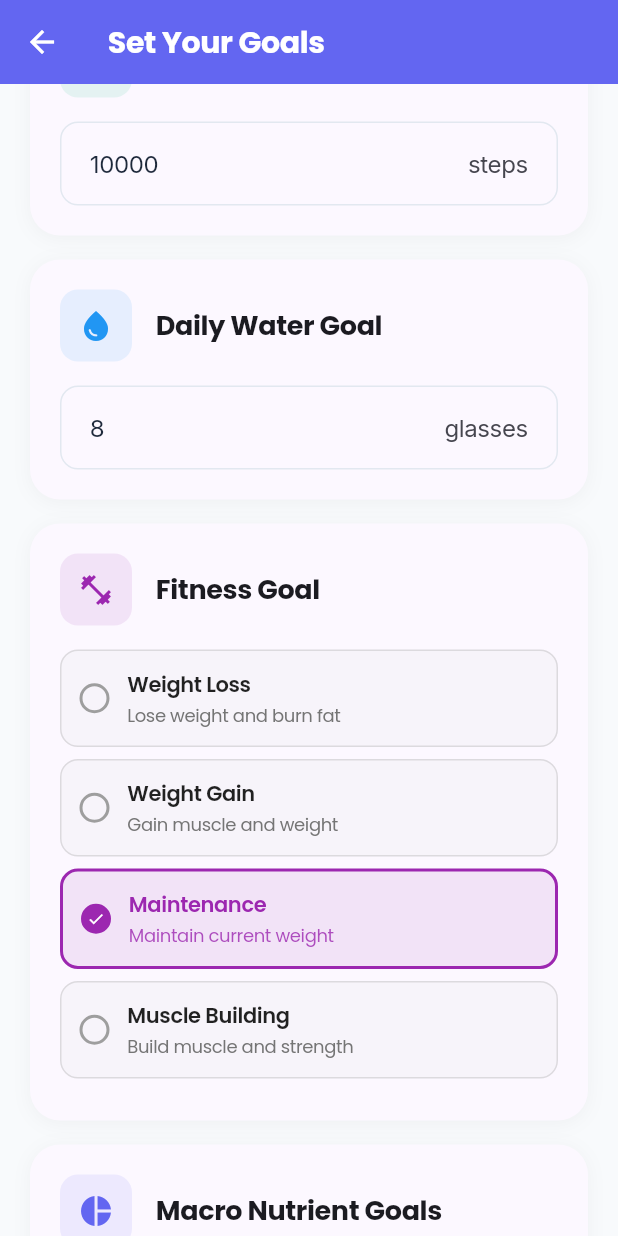
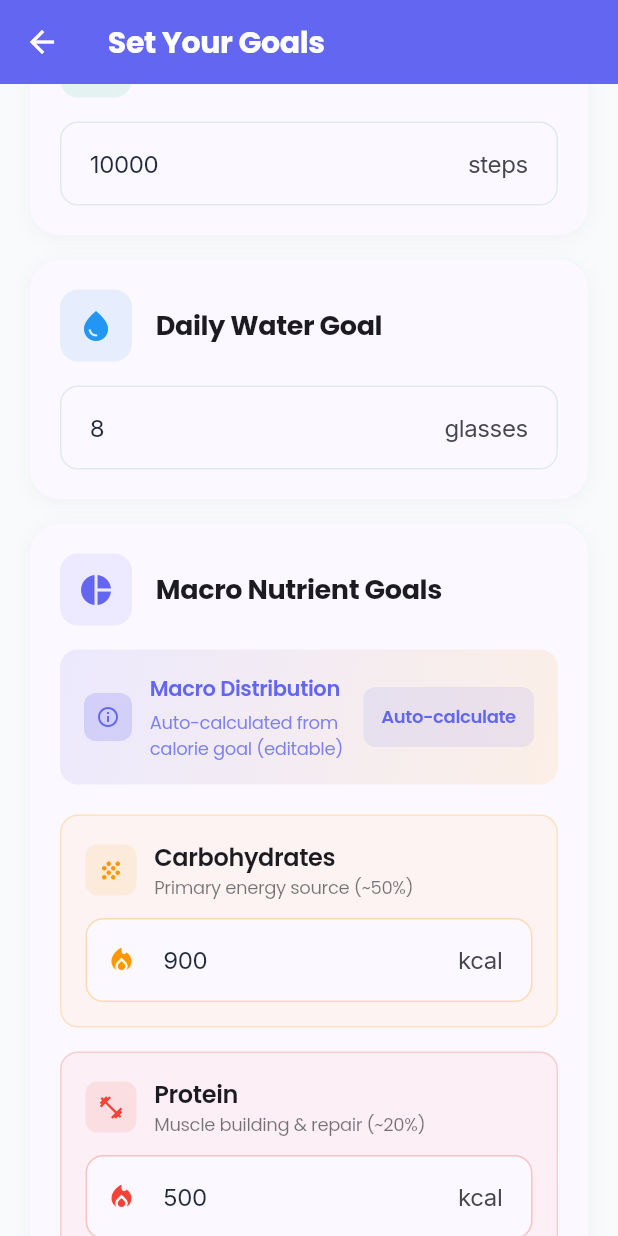
Before and after one commit to SISIR-REDDY/calorie_vita, a Flutter app: the GoalsScreen screen opened directly, scrolled down 576 dp, on a phone screen of 412 x 824 dp. Run offline on Flutter 3.47's test engine with Material 3 defaults, Android fonts, the light colour scheme and no system bars; our stand-ins replace cloud_firestore, connectivity_plus, device_info_plus, firebase_analytics, firebase_auth, firebase_core and 9 more; missing offline and left inert: mobile_scanner; accounts and stored records are empty.

Commit message:
remove fitnes goals in goals and targetss

```diff
--- a/lib/screens/goals_screen.dart
+++ b/lib/screens/goals_screen.dart
@@ -38,35 +38,11 @@ class _GoalsScreenState extends State<GoalsScreen>
   UserGoals? _currentGoals;
   bool _isLoading = true;
   bool _isSaving = false;
-  String _selectedFitnessGoal = 'maintenance';
 
   final FirebaseService _firebaseService = FirebaseService();
   final RealTimeInputService _realTimeInputService = RealTimeInputService();
   final CalorieUnitsService _calorieUnitsService = CalorieUnitsService();
 
-  // Fitness goal options
-  final List<Map<String, String>> _fitnessGoals = [
-    {
-      'value': 'weight_loss',
-      'label': 'Weight Loss',
-      'description': 'Lose weight and burn fat'
-    },
-    {
-      'value': 'weight_gain',
-      'label': 'Weight Gain',
-      'description': 'Gain muscle and weight'
-    },
-    {
-      'value': 'maintenance',
-      'label': 'Maintenance',
-      'description': 'Maintain current weight'
-    },
-    {
-      'value': 'muscle_building',
-      'label': 'Muscle Building',
-      'description': 'Build muscle and strength'
-    },
-  ];
 
   @override
   void initState() {
@@ -214,7 +190,6 @@ class _GoalsScreenState extends State<GoalsScreen>
           .formatCaloriesShort(_currentGoals!.calorieGoal?.toDouble() ?? 2000);
       _stepsController.text = _currentGoals!.stepsPerDayGoal?.toString() ?? '';
       _waterController.text = _currentGoals!.waterGlassesGoal?.toString() ?? '';
-      _selectedFitnessGoal = _currentGoals!.fitnessGoal ?? 'maintenance';
 
       if (_currentGoals!.macroGoals != null) {
         _carbsController.text = _calorieUnitsService.formatCaloriesShort(
@@ -262,7 +237,6 @@ class _GoalsScreenState extends State<GoalsScreen>
               .round(),
           stepsPerDayGoal: int.tryParse(_stepsController.text),
           waterGlassesGoal: int.tryParse(_waterController.text),
-          fitnessGoal: _selectedFitnessGoal,
           macroGoals: MacroGoals(
             carbsCalories: _calorieUnitsService
                 .convertToKcal(double.tryParse(_carbsController.text) ?? 900)
@@ -400,8 +374,6 @@ class _GoalsScreenState extends State<GoalsScreen>
                       _buildStepsGoalCard(),
                       const SizedBox(height: 16),
                       _buildWaterGoalCard(),
-                      const SizedBox(height: 16),
-                      _buildFitnessGoalCard(),
                       const SizedBox(height: 16),
                       _buildMacroGoalsCard(),
                       const SizedBox(height: 32),
@@ -593,86 +565,6 @@ class _GoalsScreenState extends State<GoalsScreen>
     );
   }
 
-  Widget _buildFitnessGoalCard() {
-    return _buildGoalCard(
-      title: 'Fitness Goal',
-      icon: Icons.fitness_center,
-      color: Colors.purple,
-      child: Column(
-        children: _fitnessGoals.map((goal) => _buildFitnessGoalOption(goal)).toList(),
-      ),
-    );
-  }
-
-  Widget _buildFitnessGoalOption(Map<String, String> goal) {
-    final isSelected = _selectedFitnessGoal == goal['value'];
-    return GestureDetector(
-      onTap: () {
-        setState(() {
-          _selectedFitnessGoal = goal['value']!;
-        });
-      },
-      child: Container(
-        margin: const EdgeInsets.only(bottom: 8),
-        padding: const EdgeInsets.all(12),
-        decoration: BoxDecoration(
-          color: isSelected
-              ? Colors.purple.withValues(alpha: 0.1)
-              : Colors.grey.withValues(alpha: 0.05),
-          borderRadius: BorderRadius.circular(12),
-          border: Border.all(
-            color: isSelected
-                ? Colors.purple
-                : Colors.grey.withValues(alpha: 0.3),
-            width: isSelected ? 2 : 1,
-          ),
-        ),
-        child: Row(
-          children: [
-            Container(
-              width: 20,
-              height: 20,
-              decoration: BoxDecoration(
-                shape: BoxShape.circle,
-                color: isSelected ? Colors.purple : Colors.transparent,
-                border: Border.all(
-                  color: isSelected ? Colors.purple : Colors.grey,
-                  width: 2,
-                ),
-              ),
-              child: isSelected
-                  ? const Icon(Icons.check, color: Colors.white, size: 12)
-                  : null,
-            ),
-            const SizedBox(width: 12),
-            Expanded(
-              child: Column(
-                crossAxisAlignment: CrossAxisAlignment.start,
-                children: [
-                  Text(
-                    goal['label']!,
-                    style: GoogleFonts.poppins(
-                      fontSize: 14,
-                      fontWeight: FontWeight.w600,
-                      color: isSelected ? Colors.purple : Colors.black87,
-                    ),
-                  ),
-                  const SizedBox(height: 2),
-                  Text(
-                    goal['description']!,
-                    style: GoogleFonts.poppins(
-                      fontSize: 12,
-                      color: isSelected ? Colors.purple.withValues(alpha: 0.8) : Colors.grey[600],
-                    ),
-                  ),
-                ],
-              ),
-            ),
-          ],
-        ),
-      ),
-    );
-  }
 
   Widget _buildMacroGoalsCard() {
     return _buildGoalCard(
```
